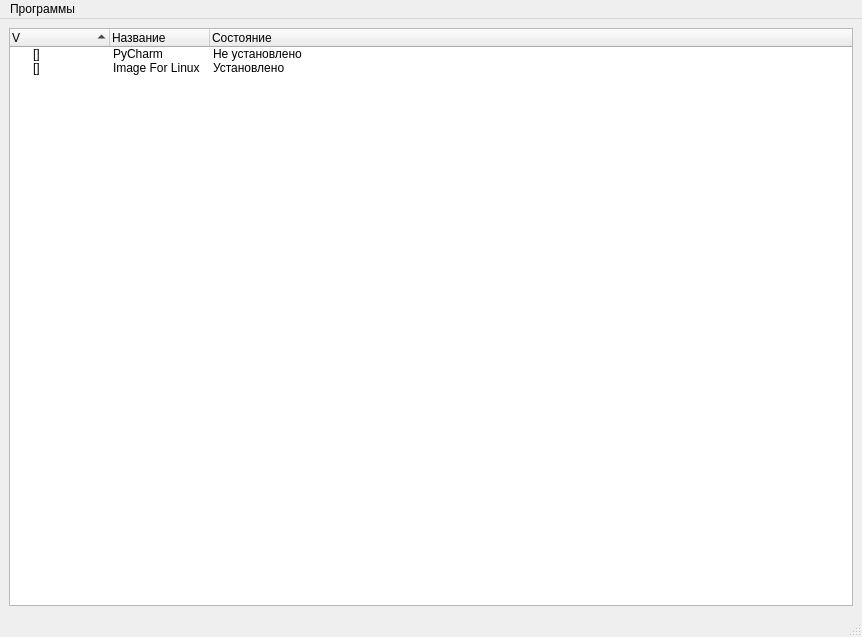
dreadsolnce/currentProjects, file adminka/qt/MainWindow.ui: the form before one commit.
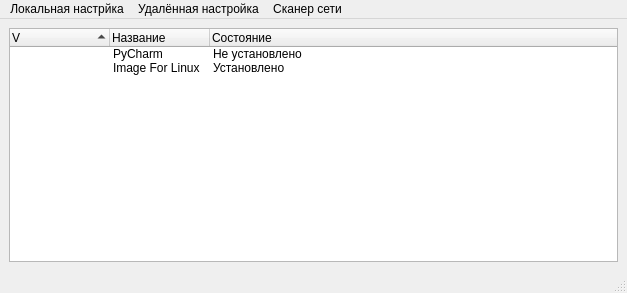
The form after the commit.

Commit message: add action Ubuntu change MainWindow.ui

```diff
--- a/adminka/qt/MainWindow.ui
+++ b/adminka/qt/MainWindow.ui
@@ -6,10 +6,13 @@
    <rect>
     <x>0</x>
     <y>0</y>
-    <width>862</width>
-    <height>637</height>
+    <width>627</width>
+    <height>293</height>
    </rect>
   </property>
+  <property name="contextMenuPolicy">
+   <enum>Qt::DefaultContextMenu</enum>
+  </property>
   <property name="windowTitle">
    <string>Настройщик ОС Linux</string>
   </property>
@@ -46,7 +49,7 @@
       </column>
       <item>
        <property name="text">
-        <string>[]</string>
+        <string/>
        </property>
        <property name="text">
         <string>PyCharm</string>
@@ -57,7 +60,7 @@
       </item>
       <item>
        <property name="text">
-        <string>[]</string>
+        <string/>
        </property>
        <property name="text">
         <string>Image For Linux</string>
@@ -75,25 +78,38 @@
     <rect>
      <x>0</x>
      <y>0</y>
-     <width>862</width>
+     <width>627</width>
      <height>24</height>
     </rect>
    </property>
    <widget class="QMenu" name="menu">
     <property name="title">
-     <string>Программы</string>
+     <string>Локальная настрйка</string>
     </property>
     <widget class="QMenu" name="menu_2">
      <property name="title">
       <string>Установка программ</string>
      </property>
      <addaction name="actionUbuntu_21_10"/>
+     <addaction name="actionAstra_Linux_1_6"/>
     </widget>
     <addaction name="menu_2"/>
     <addaction name="separator"/>
     <addaction name="action_Exit"/>
    </widget>
+   <widget class="QMenu" name="menu_3">
+    <property name="title">
+     <string>Удалённая настройка</string>
+    </property>
+   </widget>
+   <widget class="QMenu" name="menu_4">
+    <property name="title">
+     <string>Сканер сети</string>
+    </property>
+   </widget>
    <addaction name="menu"/>
+   <addaction name="menu_3"/>
+   <addaction name="menu_4"/>
   </widget>
   <widget class="QStatusBar" name="statusbar"/>
   <action name="actionUbuntu_21_10">
@@ -106,6 +122,11 @@
     <string>Выход</string>
    </property>
   </action>
+  <action name="actionAstra_Linux_1_6">
+   <property name="text">
+    <string>Astra Linux 1.6</string>
+   </property>
+  </action>
  </widget>
  <resources/>
  <connections/>
```
The commit also changes 2 other files.
